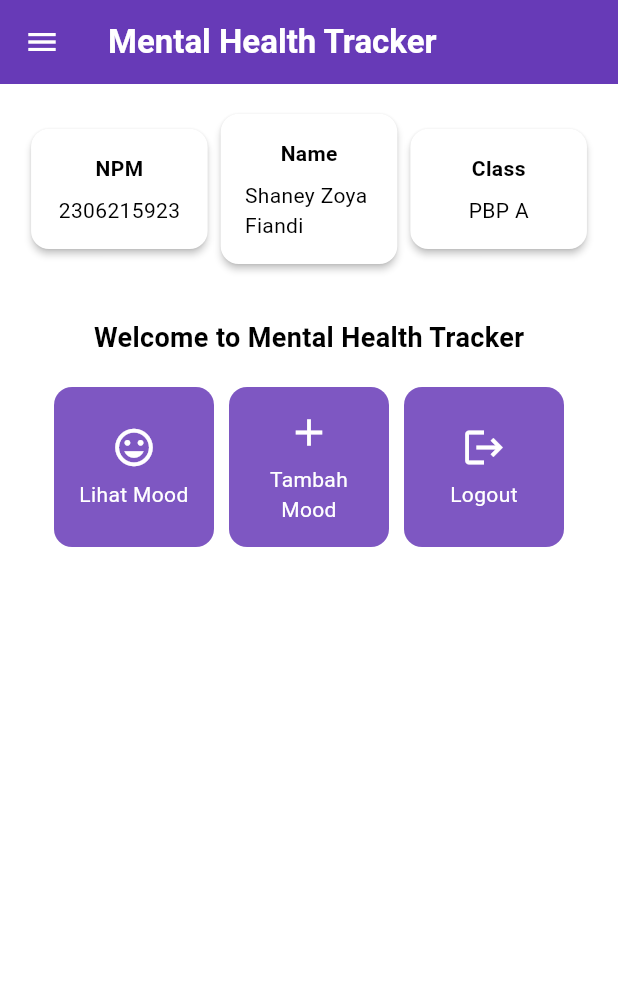
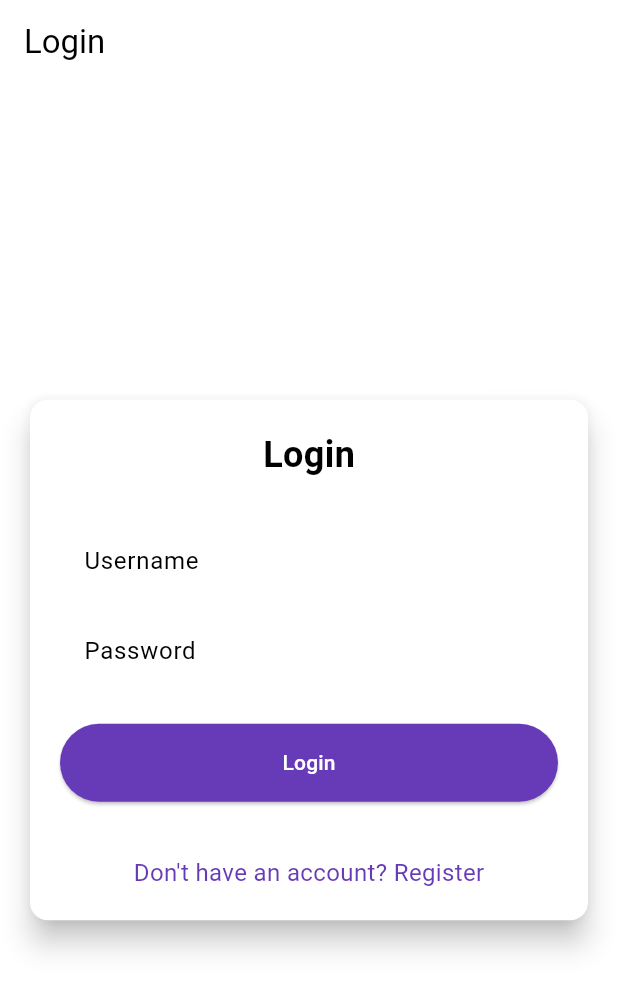
Before and after one commit to szoyaf/mental-health-tracker-mobile, a Flutter app: the screen it shows after launch, on a phone screen of 412 x 824 dp. Shown: the top 991 px of the screen. Run offline on Flutter 3.47's test engine with Material 3 defaults, Android fonts, the phone set to English and light mode, and no system bars; missing offline and left inert: pbp_django_auth.

Commit message:
feat: Tutorial 8

```diff
--- a/lib/main.dart
+++ b/lib/main.dart
@@ -1,5 +1,8 @@
 import 'package:flutter/material.dart';
+import 'package:mental_health_tracker/screens/login.dart';
 import 'package:mental_health_tracker/screens/menu.dart';
+import 'package:provider/provider.dart';
+import 'package:pbp_django_auth/pbp_django_auth.dart';
 
 void main() {
   runApp(const MyApp());
@@ -8,33 +11,23 @@ void main() {
 class MyApp extends StatelessWidget {
   const MyApp({super.key});
 
-  // This widget is the root of your application.
   @override
   Widget build(BuildContext context) {
-    return MaterialApp(
-      title: 'Flutter Demo',
-      theme: ThemeData(
-        // This is the theme of your application.
-        //
-        // TRY THIS: Try running your application with "flutter run". You'll see
-        // the application has a purple toolbar. Then, without quitting the app,
-        // try changing the seedColor in the colorScheme below to Colors.green
-        // and then invoke "hot reload" (save your changes or press the "hot
-        // reload" button in a Flutter-supported IDE, or press "r" if you used
-        // the command line to start the app).
-        //
-        // Notice that the counter didn't reset back to zero; the application
-        // state is not lost during the reload. To reset the state, use hot
-        // restart instead.
-        //
-        // This works for code too, not just values: Most code changes can be
-        // tested with just a hot reload.
-         colorScheme: ColorScheme.fromSwatch(
-                primarySwatch: Colors.deepPurple,
+    return Provider(
+      create: (_) {
+        CookieRequest request = CookieRequest();
+        return request;
+      },
+      child: MaterialApp(
+        title: 'Mental Health Tracker',
+        theme: ThemeData(
+          useMaterial3: true,
+          colorScheme: ColorScheme.fromSwatch(
+            primarySwatch: Colors.deepPurple,
           ).copyWith(secondary: Colors.deepPurple[400]),
-        useMaterial3: true,
+        ),
+        home: const LoginPage(),
       ),
-      home: MyHomePage(),
     );
   }
 }
--- /dev/null
+++ b/lib/screens/login.dart
@@ -0,0 +1,180 @@
+import 'package:mental_health_tracker/screens/menu.dart';
+import 'package:flutter/material.dart';
+import 'package:mental_health_tracker/screens/register.dart';
+import 'package:pbp_django_auth/pbp_django_auth.dart';
+import 'package:provider/provider.dart';
+
+void main() {
+  runApp(const LoginApp());
+}
+
+class LoginApp extends StatelessWidget {
+  const LoginApp({super.key});
+
+  @override
+  Widget build(BuildContext context) {
+    return MaterialApp(
+      title: 'Login',
+      theme: ThemeData(
+        useMaterial3: true,
+        colorScheme: ColorScheme.fromSwatch(
+          primarySwatch: Colors.deepPurple,
+        ).copyWith(secondary: Colors.deepPurple[400]),
+      ),
+      home: const LoginPage(),
+    );
+  }
+}
+
+class LoginPage extends StatefulWidget {
+  const LoginPage({super.key});
+
+  @override
+  State<LoginPage> createState() => _LoginPageState();
+}
+
+class _LoginPageState extends State<LoginPage> {
+  final TextEditingController _usernameController = TextEditingController();
+  final TextEditingController _passwordController = TextEditingController();
+
+  @override
+  Widget build(BuildContext context) {
+    final request = context.watch<CookieRequest>();
+
+    return Scaffold(
+      appBar: AppBar(
+        title: const Text('Login'),
+      ),
+      body: Center(
+        child: SingleChildScrollView(
+          padding: const EdgeInsets.all(16.0),
+          child: Card(
+            elevation: 8,
+            shape: RoundedRectangleBorder(
+              borderRadius: BorderRadius.circular(12.0),
+            ),
+            child: Padding(
+              padding: const EdgeInsets.all(20.0),
+              child: Column(
+                mainAxisSize: MainAxisSize.min,
+                children: [
+                  const Text(
+                    'Login',
+                    style: TextStyle(
+                      fontSize: 24.0,
+                      fontWeight: FontWeight.bold,
+                    ),
+                  ),
+                  const SizedBox(height: 30.0),
+                  TextField(
+                    controller: _usernameController,
+                    decoration: const InputDecoration(
+                      labelText: 'Username',
+                      hintText: 'Enter your username',
+                      border: OutlineInputBorder(
+                        borderRadius: BorderRadius.all(Radius.circular(12.0)),
+                      ),
+                      contentPadding:
+                          EdgeInsets.symmetric(horizontal: 12.0, vertical: 8.0),
+                    ),
+                  ),
+                  const SizedBox(height: 12.0),
+                  TextField(
+                    controller: _passwordController,
+                    decoration: const InputDecoration(
+                      labelText: 'Password',
+                      hintText: 'Enter your password',
+                      border: OutlineInputBorder(
+                        borderRadius: BorderRadius.all(Radius.circular(12.0)),
+                      ),
+                      contentPadding:
+                          EdgeInsets.symmetric(horizontal: 12.0, vertical: 8.0),
+                    ),
+                    obscureText: true,
+                  ),
+                  const SizedBox(height: 24.0),
+                  ElevatedButton(
+                    onPressed: () async {
+                      String username = _usernameController.text;
+                      String password = _passwordController.text;
+
+                      // Cek kredensial
+                      // Untuk menyambungkan Android emulator dengan Django pada localhost,
+                      // gunakan URL http://10.0.2.2/
+                      final response = await request
+                          .login("http://shaney-zoya-mentalhealthtrackerproject.pbp.cs.ui.ac.id/auth/login/", {
+                        'username': username,
+                        'password': password,
+                      });
+
+                      if (request.loggedIn) {
+                        String message = response['message'];
+                        String uname = response['username'];
+                        if (context.mounted) {
+                          Navigator.pushReplacement(
+                            context,
+                            MaterialPageRoute(
+                                builder: (context) => MyHomePage()),
+                          );
+                          ScaffoldMessenger.of(context)
+                            ..hideCurrentSnackBar()
+                            ..showSnackBar(
+                              SnackBar(
+                                  content:
+                                      Text("$message Selamat datang, $uname.")),
+                            );
+                        }
+                      } else {
+                        if (context.mounted) {
+                          showDialog(
+                            context: context,
+                            builder: (context) => AlertDialog(
+                              title: const Text('Login Gagal'),
+                              content: Text(response['message']),
+                              actions: [
+                                TextButton(
+                                  child: const Text('OK'),
+                                  onPressed: () {
+                                    Navigator.pop(context);
+                                  },
+                                ),
+                              ],
+                            ),
+                          );
+                        }
+                      }
+                    },
+                    style: ElevatedButton.styleFrom(
+                      foregroundColor: Colors.white,
+                      minimumSize: Size(double.infinity, 50),
+                      backgroundColor: Theme.of(context).colorScheme.primary,
+                      padding: const EdgeInsets.symmetric(vertical: 16.0),
+                    ),
+                    child: const Text('Login'),
+                  ),
+                  const SizedBox(height: 36.0),
+                  GestureDetector(
+                    onTap: () {
+                      Navigator.push(
+                        context,
+                        MaterialPageRoute(
+                            builder: (context) => const RegisterPage()),
+                      );
+                    },
+                    child: Text(
+                      'Don\'t have an account? Register',
+                      style: TextStyle(
+                        color: Theme.of(context).colorScheme.primary,
+                        fontSize: 16.0,
+                      ),
+                    ),
+                  ),
+                ],
+              ),
+            ),
+          ),
+        ),
+      ),
+    );
+  }
+}
--- a/pubspec.yaml
+++ b/pubspec.yaml
@@ -35,6 +35,9 @@ dependencies:
   # The following adds the Cupertino Icons font to your application.
   # Use with the CupertinoIcons class for iOS style icons.
   cupertino_icons: ^1.0.8
+  provider: ^6.1.2
+  pbp_django_auth: ^0.4.0
+  http: ^1.2.2
 
 dev_dependencies:
   flutter_test:
```
Also changed, not shown: lib/models/mood_entry.dart (added, +65 -0 lines), lib/screens/list_moodentry.dart (added, +91 -0 lines), lib/screens/moodentry_form.dart (+36 -31 lines), lib/screens/register.dart (added, +165 -0 lines), lib/widgets/left_drawer.dart (+23 -3 lines), lib/widgets/mood_card.dart (+48 -26 lines), pubspec.lock, 2 other files.
